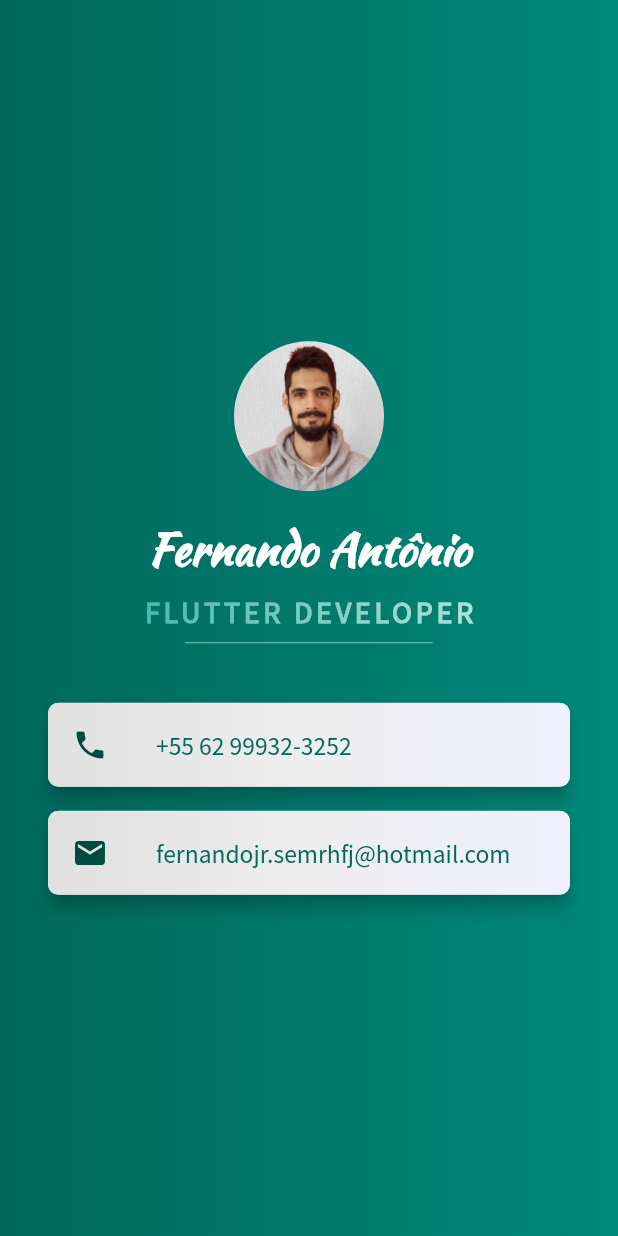
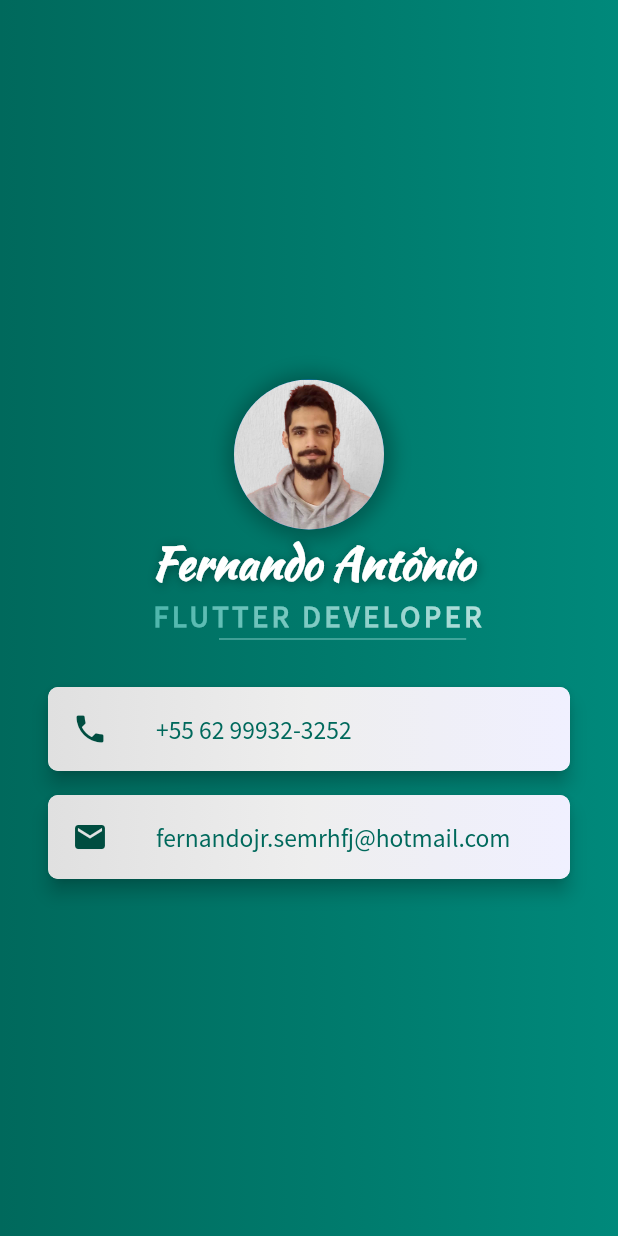
Before and after one commit to FernandoAntonio/my_business_card_03, a Flutter app: the screen it shows after launch, on a phone screen of 412 x 824 dp. Run offline on Flutter 3.47's test engine with Material 2 defaults, Android fonts, the phone set to English and light mode, and no system bars; drawn by our look-alikes of gradient_widgets; our stand-ins replace sensors; missing offline and left inert: whatsapp_unilink.

Commit message:
Added sensors parallax effect
Signed-off-by: Fernando Antonio <30207066+fernandoantonio@users.noreply.github.com>

```diff
--- a/lib/my_business_card_screen.dart
+++ b/lib/my_business_card_screen.dart
@@ -1,12 +1,24 @@
 import 'package:flutter/material.dart';
 import 'package:gradient_widgets/gradient_widgets.dart';
 import 'package:mi_card/constants.dart';
+import 'package:sensors/sensors.dart';
 import 'package:url_launcher/url_launcher.dart';
 import 'package:whatsapp_unilink/whatsapp_unilink.dart';
 
 import 'menu_card_widget.dart';
 
-class MyBusinessCardScreen extends StatelessWidget {
+class MyBusinessCardScreen extends StatefulWidget {
+  @override
+  _MyBusinessCardScreenState createState() => _MyBusinessCardScreenState();
+}
+
+class _MyBusinessCardScreenState extends State<MyBusinessCardScreen> {
+  List<double> _accelerometerValues;
+
+  double x1 = 0.0;
+  double y1 = 0.0;
+  double xIc3 = -10.0;
+
   _launchWhatsapp(String number) async {
     final String wpp = WhatsAppUnilink(
             phoneNumber: number, text: 'Olá, vi seu perfil no LinkedIn/GitHub')
@@ -17,6 +29,38 @@ class MyBusinessCardScreen extends StatelessWidget {
   _launchEmail(String email) async {
     final String mailTo = Uri(scheme: 'mailto', path: email).toString();
     await launch(mailTo);
+  }
+
+  @override
+  void initState() {
+    super.initState();
+    accelerometerEvents.listen((AccelerometerEvent event) {
+      _accelerometerValues = <double>[event.x, event.y, event.z];
+      print('x: ${event.x} y: ${event.y} z: ${event.z}');
+      if ((_accelerometerValues[0] < 0)) {
+        setState(() {
+          x1 = x1 < 5.0 ? (x1 + 5.0) : 5.0;
+        });
+      } else {
+        setState(() {
+          x1 = x1 > -5.0 ? (x1 - 5.0) : -5.0;
+        });
+      }
+      if ((_accelerometerValues[1] < 0)) {
+        setState(() {
+          y1 = y1 > -3.0 ? (y1 - 3.0) : -3.0;
+        });
+      } else {
+        setState(() {
+          y1 = y1 < 3.0 ? (y1 + 2.0) : 3.0;
+        });
+      }
+    });
+  }
+
+  @override
+  void dispose() {
+    super.dispose();
   }
 
   @override
@@ -33,22 +77,59 @@ class MyBusinessCardScreen extends StatelessWidget {
         child: Column(
           mainAxisAlignment: MainAxisAlignment.center,
           children: <Widget>[
-            CircleAvatar(
+            Container(
+              width: MediaQuery.of(context).size.width,
+              height: 220.0,
+              child: Stack(
+                children: [
+                  AnimatedPositioned(
+                    left: (MediaQuery.of(context).size.width / 2 - 50.0) + x1,
+                    top: 15.0 + y1,
+                    duration: Duration(milliseconds: 200),
+                    child: Container(
+                      decoration: BoxDecoration(
+                        borderRadius: BorderRadius.all(Radius.circular(500.0)),
+                        boxShadow: [
+                          BoxShadow(
+                            color: Colors.black26,
+                            offset: Offset(1, 1),
+                            blurRadius: 10.0,
+                            spreadRadius: 5.0,
+                          ),
+                        ],
+                      ),
+                      child: CircleAvatar(
                         backgroundImage: AssetImage('images/me.jpg'),
                         radius: 50.0,
                       ),
-            SizedBox(height: 16.0),
-            Text(
+                    ),
+                  ),
+                  AnimatedPositioned(
+                    top: 115.0 + y1,
+                    left: (MediaQuery.of(context).size.width / 2 - 105.0) + x1,
+                    duration: Duration(milliseconds: 200),
+                    child: Text(
                       'Fernando Antônio',
                       style: TextStyle(
                         fontFamily: 'KaushanScript',
                         color: Colors.white,
                         fontSize: 30.0,
                         fontWeight: FontWeight.bold,
+                        shadows: [
+                          Shadow(
+                            color: Colors.black38,
+                            offset: Offset(1, 1),
+                            blurRadius: 9.0,
+                          ),
+                        ],
                       ),
                     ),
-            SizedBox(height: 8.0),
-            GradientText(
+                  ),
+                  AnimatedPositioned(
+                    top: 160.0 + y1,
+                    left: (MediaQuery.of(context).size.width / 2 - 105.0) + x1,
+                    duration: Duration(milliseconds: 200),
+                    child: GradientText(
                       'FLUTTER DEVELOPER',
                       gradient: LinearGradient(
                         colors: [kTeal300, kTeal200, kTeal100],
@@ -60,12 +141,20 @@ class MyBusinessCardScreen extends StatelessWidget {
                         letterSpacing: 2.5,
                       ),
                     ),
-            SizedBox(
+                  ),
+                  AnimatedPositioned(
+                    top: 180.0 + y1,
+                    left: (MediaQuery.of(context).size.width / 2 - 60.0) + x1,
+                    duration: Duration(milliseconds: 200),
+                    child: SizedBox(
                       height: 16.0,
                       width: MediaQuery.of(context).size.width * 0.4,
                       child: Divider(color: kTeal200),
                     ),
-            SizedBox(height: 32.0),
+                  ),
+                ],
+              ),
+            ),
             MenuCard(
               title: kMobileNumber,
               iconData: Icons.phone,
--- a/pubspec.yaml
+++ b/pubspec.yaml
@@ -1,6 +1,6 @@
 name: mi_card
 description: A new Flutter application.
-version: 1.0.0+1
+version: 1.0.1+2
 
 environment:
   sdk: ">=2.1.0 <3.0.0"
@@ -12,6 +12,7 @@ dependencies:
   gradient_widgets: ^0.5.0
   url_launcher: ^5.7.6
   whatsapp_unilink: 1.0.0+1
+  sensors: ^0.4.2+6
 
 dev_dependencies:
   flutter_test:
```
Also changed, not shown: pubspec.lock. Lines whose indentation alone changed are shown as unchanged.
